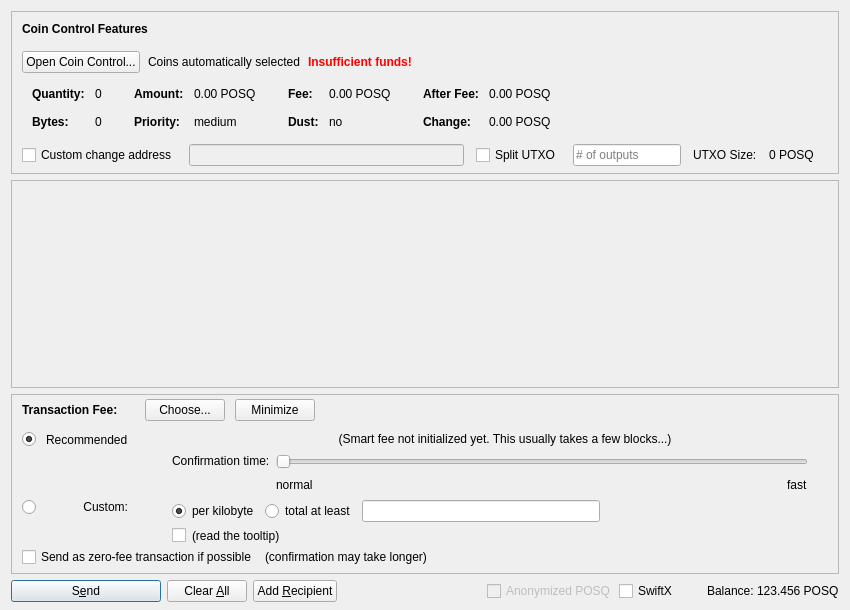
This is src/qt/forms/sendcoinsdialog.ui in poseidondev/posq as Qt 5 draws it before an edit. The edited form follows.
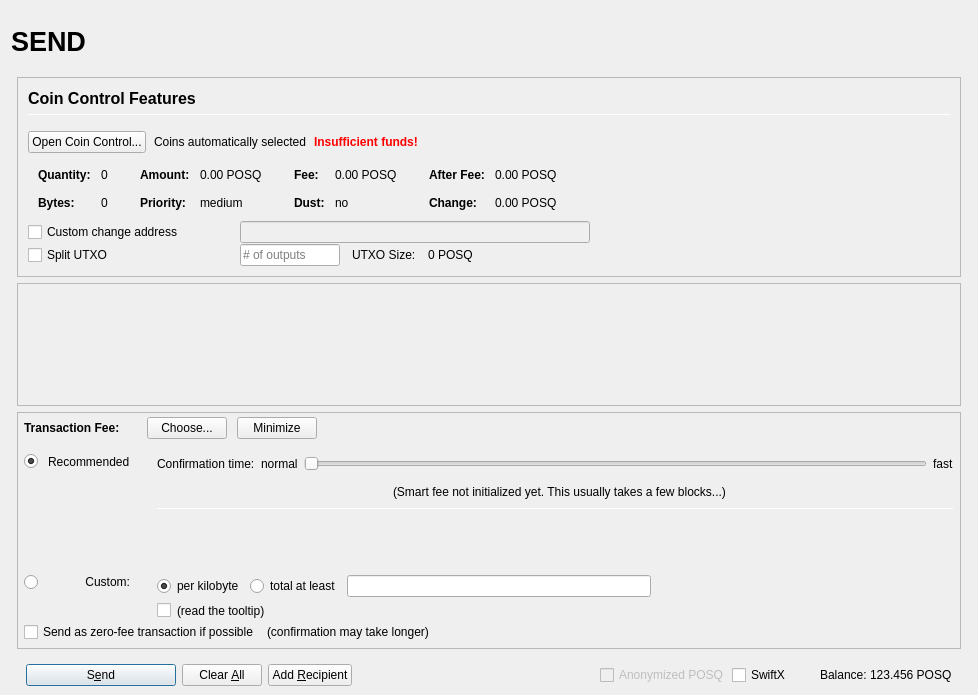
This is the edited form. Icons and pictures are not drawn. Custom widgets are drawn as their Qt base class.

```diff
--- a/src/qt/forms/sendcoinsdialog.ui
+++ b/src/qt/forms/sendcoinsdialog.ui
@@ -2,20 +2,155 @@
 <ui version="4.0">
  <class>SendCoinsDialog</class>
  <widget class="QDialog" name="SendCoinsDialog">
+  <property name="enabled">
+   <bool>true</bool>
+  </property>
   <property name="geometry">
    <rect>
     <x>0</x>
     <y>0</y>
-    <width>850</width>
-    <height>610</height>
+    <width>978</width>
+    <height>695</height>
    </rect>
   </property>
   <property name="windowTitle">
    <string>Send Coins</string>
   </property>
-  <layout class="QVBoxLayout" name="verticalLayout" stretch="0,1,0,0">
+  <layout class="QVBoxLayout" name="verticalLayout" stretch="0">
    <property name="bottomMargin">
-    <number>8</number>
+    <number>9</number>
+   </property>
+   <item>
+    <layout class="QVBoxLayout" name="verticalLayout_Master" stretch="0,1">
+     <property name="spacing">
+      <number>0</number>
+     </property>
+     <property name="leftMargin">
+      <number>0</number>
+     </property>
+     <property name="topMargin">
+      <number>0</number>
+     </property>
+     <property name="rightMargin">
+      <number>0</number>
+     </property>
+     <property name="bottomMargin">
+      <number>0</number>
+     </property>
+     <item>
+      <widget class="QFrame" name="frame_Header">
+       <layout class="QVBoxLayout" name="verticalLayout_Header" stretch="0">
+        <property name="leftMargin">
+         <number>0</number>
+        </property>
+        <property name="topMargin">
+         <number>0</number>
+        </property>
+        <property name="rightMargin">
+         <number>0</number>
+        </property>
+        <property name="bottomMargin">
+         <number>0</number>
+        </property>
+        <item>
+         <layout class="QHBoxLayout" name="horizontalLayout_Header" stretch="1,0,1">
+          <property name="spacing">
+           <number>6</number>
+          </property>
+          <item>
+           <widget class="QLabel" name="labelOverviewHeaderLeft">
+            <property name="minimumSize">
+             <size>
+              <width>464</width>
+              <height>60</height>
+             </size>
+            </property>
+            <property name="maximumSize">
+             <size>
+              <width>16777215</width>
+              <height>60</height>
+             </size>
+            </property>
+            <property name="font">
+             <font>
+              <pointsize>20</pointsize>
+              <weight>75</weight>
+              <bold>true</bold>
+             </font>
+            </property>
+            <property name="text">
+             <string>SEND</string>
+            </property>
+            <property name="alignment">
+             <set>Qt::AlignLeading|Qt::AlignLeft|Qt::AlignVCenter</set>
+            </property>
+           </widget>
+          </item>
+          <item>
+           <spacer name="horizontalSpacer_Header">
+            <property name="orientation">
+             <enum>Qt::Horizontal</enum>
+            </property>
+            <property name="sizeHint" stdset="0">
+             <size>
+              <width>40</width>
+              <height>20</height>
+             </size>
+            </property>
+           </spacer>
+          </item>
+          <item>
+           <widget class="QLabel" name="labelOverviewHeaderRight">
+            <property name="minimumSize">
+             <size>
+              <width>464</width>
+              <height>60</height>
+             </size>
+            </property>
+            <property name="maximumSize">
+             <size>
+              <width>16777215</width>
+              <height>60</height>
+             </size>
+            </property>
+            <property name="font">
+             <font>
+              <pointsize>14</pointsize>
+             </font>
+            </property>
+            <property name="text">
+             <string/>
+            </property>
+            <property name="alignment">
+             <set>Qt::AlignRight|Qt::AlignTrailing|Qt::AlignVCenter</set>
+            </property>
+           </widget>
+          </item>
+         </layout>
+        </item>
+       </layout>
+      </widget>
+     </item>
+     <item>
+      <widget class="QFrame" name="frame_BG">
+       <property name="minimumSize">
+        <size>
+         <width>0</width>
+         <height>0</height>
+        </size>
+       </property>
+       <layout class="QVBoxLayout" name="layout_BG" stretch="0,0,0,0">
+        <property name="leftMargin">
+         <number>6</number>
+        </property>
+        <property name="topMargin">
+         <number>6</number>
+        </property>
+        <property name="rightMargin">
+         <number>6</number>
+        </property>
+        <property name="bottomMargin">
+         <number>0</number>
    </property>
    <item>
     <widget class="QFrame" name="frameCoinControl">
@@ -51,12 +186,13 @@
        <number>0</number>
       </property>
       <property name="bottomMargin">
-       <number>6</number>
+            <number>0</number>
       </property>
       <item>
-       <layout class="QVBoxLayout" name="verticalLayoutCoinControl" stretch="0,0,0,0,1">
+            <widget class="QFrame" name="frameCoinControl_BG">
+             <layout class="QVBoxLayout" name="verticalLayoutCoinControl" stretch="0,0,0,0,0,0">
         <property name="spacing">
-         <number>0</number>
+               <number>1</number>
         </property>
         <property name="leftMargin">
          <number>10</number>
@@ -70,6 +206,11 @@
            <number>15</number>
           </property>
           <item>
+                 <layout class="QVBoxLayout" name="verticalLayout_3">
+                  <property name="spacing">
+                   <number>6</number>
+                  </property>
+                  <item>
            <widget class="QLabel" name="labelCoinControlFeatures">
             <property name="sizePolicy">
              <sizepolicy hsizetype="Preferred" vsizetype="Maximum">
@@ -77,8 +218,15 @@
               <verstretch>0</verstretch>
              </sizepolicy>
             </property>
+                    <property name="minimumSize">
+                     <size>
+                      <width>0</width>
+                      <height>20</height>
+                     </size>
+                    </property>
             <property name="font">
              <font>
+                      <pointsize>12</pointsize>
               <weight>75</weight>
               <bold>true</bold>
              </font>
@@ -91,6 +239,27 @@
             </property>
            </widget>
           </item>
+                  <item>
+                   <widget class="Line" name="line">
+                    <property name="minimumSize">
+                     <size>
+                      <width>0</width>
+                      <height>1</height>
+                     </size>
+                    </property>
+                    <property name="maximumSize">
+                     <size>
+                      <width>16777215</width>
+                      <height>1</height>
+                     </size>
+                    </property>
+                    <property name="orientation">
+                     <enum>Qt::Horizontal</enum>
+                    </property>
+                   </widget>
+                  </item>
+                 </layout>
+                </item>
          </layout>
         </item>
         <item>
@@ -528,7 +697,7 @@
          </widget>
         </item>
         <item>
-         <layout class="QHBoxLayout" name="horizontalLayoutCoinControl4" stretch="0,0,0,0,0,0,0">
+               <layout class="QHBoxLayout" name="horizontalLayoutCoinControl4">
           <property name="spacing">
            <number>12</number>
           </property>
@@ -536,13 +705,31 @@
            <enum>QLayout::SetDefaultConstraint</enum>
           </property>
           <property name="topMargin">
-           <number>5</number>
+                 <number>0</number>
           </property>
           <property name="rightMargin">
-           <number>5</number>
+                 <number>0</number>
           </property>
           <item>
            <widget class="QCheckBox" name="checkBoxCoinControlChange">
+                  <property name="sizePolicy">
+                   <sizepolicy hsizetype="Preferred" vsizetype="Preferred">
+                    <horstretch>0</horstretch>
+                    <verstretch>0</verstretch>
+                   </sizepolicy>
+                  </property>
+                  <property name="minimumSize">
+                   <size>
+                    <width>200</width>
+                    <height>0</height>
+                   </size>
+                  </property>
+                  <property name="maximumSize">
+                   <size>
+                    <width>200</width>
+                    <height>16777215</height>
+                   </size>
+                  </property>
             <property name="toolTip">
              <string>If this is activated, but the change address is empty or invalid, change will be sent to a newly generated address.</string>
             </property>
@@ -557,15 +744,71 @@
              <bool>false</bool>
             </property>
             <property name="sizePolicy">
-             <sizepolicy hsizetype="Expanding" vsizetype="Fixed">
+                   <sizepolicy hsizetype="Preferred" vsizetype="Preferred">
               <horstretch>0</horstretch>
               <verstretch>0</verstretch>
              </sizepolicy>
             </property>
-           </widget>
-          </item>
+                  <property name="minimumSize">
+                   <size>
+                    <width>300</width>
+                    <height>0</height>
+                   </size>
+                  </property>
+                 </widget>
+                </item>
+                <item>
+                 <widget class="QLabel" name="labelCoinControlChangeLabel">
+                  <property name="sizePolicy">
+                   <sizepolicy hsizetype="Preferred" vsizetype="Preferred">
+                    <horstretch>0</horstretch>
+                    <verstretch>0</verstretch>
+                   </sizepolicy>
+                  </property>
+                  <property name="minimumSize">
+                   <size>
+                    <width>100</width>
+                    <height>0</height>
+                   </size>
+                  </property>
+                  <property name="text">
+                   <string/>
+                  </property>
+                  <property name="margin">
+                   <number>3</number>
+                  </property>
+                 </widget>
+                </item>
+               </layout>
+              </item>
+              <item>
+               <layout class="QHBoxLayout" name="horizontalLayoutCoinControl6">
+                <property name="spacing">
+                 <number>12</number>
+                </property>
+                <property name="rightMargin">
+                 <number>0</number>
+                </property>
           <item>
            <widget class="QCheckBox" name="splitBlockCheckBox">
+                  <property name="sizePolicy">
+                   <sizepolicy hsizetype="Preferred" vsizetype="Preferred">
+                    <horstretch>0</horstretch>
+                    <verstretch>0</verstretch>
+                   </sizepolicy>
+                  </property>
+                  <property name="minimumSize">
+                   <size>
+                    <width>200</width>
+                    <height>0</height>
+                   </size>
+                  </property>
+                  <property name="maximumSize">
+                   <size>
+                    <width>200</width>
+                    <height>16777215</height>
+                   </size>
+                  </property>
             <property name="text">
              <string>Split UTXO</string>
             </property>
@@ -574,11 +817,23 @@
           <item>
            <widget class="QLineEdit" name="splitBlockLineEdit">
             <property name="sizePolicy">
-             <sizepolicy hsizetype="Fixed" vsizetype="Fixed">
+                   <sizepolicy hsizetype="Preferred" vsizetype="Preferred">
               <horstretch>50</horstretch>
               <verstretch>0</verstretch>
              </sizepolicy>
             </property>
+                  <property name="minimumSize">
+                   <size>
+                    <width>100</width>
+                    <height>0</height>
+                   </size>
+                  </property>
+                  <property name="maximumSize">
+                   <size>
+                    <width>100</width>
+                    <height>16777215</height>
+                   </size>
+                  </property>
             <property name="placeholderText">
              <string># of outputs</string>
             </property>
@@ -599,26 +854,17 @@
            </widget>
           </item>
           <item>
-           <widget class="QLabel" name="labelCoinControlChangeLabel">
-            <property name="sizePolicy">
-             <sizepolicy hsizetype="Preferred" vsizetype="Expanding">
-              <horstretch>0</horstretch>
-              <verstretch>0</verstretch>
-             </sizepolicy>
-            </property>
-            <property name="minimumSize">
+                 <spacer name="horizontalSpacer_7">
+                  <property name="orientation">
+                   <enum>Qt::Horizontal</enum>
+                  </property>
+                  <property name="sizeHint" stdset="0">
              <size>
-              <width>0</width>
-              <height>0</height>
-             </size>
-            </property>
-            <property name="text">
-             <string/>
-            </property>
-            <property name="margin">
-             <number>3</number>
-            </property>
-           </widget>
+                    <width>40</width>
+                    <height>20</height>
+                   </size>
+                  </property>
+                 </spacer>
           </item>
          </layout>
         </item>
@@ -636,6 +882,7 @@
          </spacer>
         </item>
        </layout>
+            </widget>
       </item>
      </layout>
     </widget>
@@ -650,8 +897,8 @@
        <rect>
         <x>0</x>
         <y>0</y>
-        <width>830</width>
-        <height>113</height>
+             <width>944</width>
+             <height>68</height>
        </rect>
       </property>
       <layout class="QVBoxLayout" name="verticalLayout_2" stretch="0,1">
@@ -733,11 +980,14 @@
          <number>0</number>
         </property>
         <property name="leftMargin">
-         <number>10</number>
+              <number>6</number>
         </property>
         <property name="topMargin">
          <number>0</number>
         </property>
+             <property name="rightMargin">
+              <number>6</number>
+             </property>
         <item>
          <layout class="QHBoxLayout" name="horizontalLayoutFee1">
           <property name="bottomMargin">
@@ -879,7 +1129,61 @@
              <property name="verticalSpacing">
               <number>4</number>
              </property>
-             <item row="2" column="4">
+                  <item row="2" column="0">
+                   <layout class="QVBoxLayout" name="verticalLayoutFee4" stretch="0">
+                    <item>
+                     <spacer name="verticalSpacer_2">
+                      <property name="orientation">
+                       <enum>Qt::Vertical</enum>
+                      </property>
+                      <property name="sizeHint" stdset="0">
+                       <size>
+                        <width>1</width>
+                        <height>1</height>
+                       </size>
+                      </property>
+                     </spacer>
+                    </item>
+                   </layout>
+                  </item>
+                  <item row="3" column="0">
+                   <layout class="QVBoxLayout" name="verticalLayoutFee9" stretch="0,1">
+                    <item>
+                     <widget class="QRadioButton" name="radioCustomFee">
+                      <property name="text">
+                       <string/>
+                      </property>
+                      <attribute name="buttonGroup">
+                       <string notr="true">groupFee</string>
+                      </attribute>
+                     </widget>
+                    </item>
+                    <item>
+                     <spacer name="verticalSpacer_6">
+                      <property name="orientation">
+                       <enum>Qt::Vertical</enum>
+                      </property>
+                      <property name="sizeHint" stdset="0">
+                       <size>
+                        <width>1</width>
+                        <height>1</height>
+                       </size>
+                      </property>
+                     </spacer>
+                    </item>
+                   </layout>
+                  </item>
+                  <item row="3" column="1">
+                   <widget class="QLabel" name="labelCustomFee">
+                    <property name="text">
+                     <string>Custom:</string>
+                    </property>
+                    <property name="alignment">
+                     <set>Qt::AlignRight|Qt::AlignTop|Qt::AlignTrailing</set>
+                    </property>
+                   </widget>
+                  </item>
+                  <item row="3" column="4">
               <layout class="QVBoxLayout" name="verticalLayoutFee8">
                <property name="spacing">
                 <number>6</number>
@@ -978,80 +1282,27 @@
                </item>
               </layout>
              </item>
-             <item row="1" column="0">
-              <layout class="QVBoxLayout" name="verticalLayoutFee4" stretch="1">
-               <item>
-                <spacer name="verticalSpacer_2">
-                 <property name="orientation">
-                  <enum>Qt::Vertical</enum>
-                 </property>
-                 <property name="sizeHint" stdset="0">
-                  <size>
-                   <width>1</width>
-                   <height>1</height>
-                  </size>
-                 </property>
-                </spacer>
-               </item>
-              </layout>
-             </item>
-             <item row="2" column="0">
-              <layout class="QVBoxLayout" name="verticalLayoutFee9" stretch="0,1">
-               <item>
-                <widget class="QRadioButton" name="radioCustomFee">
+                  <item row="1" column="1">
+                   <widget class="QLabel" name="labelSmartFee_2">
                  <property name="text">
-                  <string/>
-                 </property>
-                 <attribute name="buttonGroup">
-                  <string notr="true">groupFee</string>
-                 </attribute>
-                </widget>
-               </item>
-               <item>
-                <spacer name="verticalSpacer_6">
-                 <property name="orientation">
-                  <enum>Qt::Vertical</enum>
-                 </property>
-                 <property name="sizeHint" stdset="0">
-                  <size>
-                   <width>1</width>
-                   <height>1</height>
-                  </size>
-                 </property>
-                </spacer>
-               </item>
-              </layout>
-             </item>
-             <item row="1" column="4">
-              <layout class="QVBoxLayout" name="verticalLayoutFee3" stretch="0,0,1">
+                     <string>Recommended</string>
+                    </property>
+                   </widget>
+                  </item>
+                  <item row="0" column="4" rowspan="3">
+                   <layout class="QVBoxLayout" name="verticalLayoutFee3" stretch="0,0,0,0,1,0">
                <property name="spacing">
                 <number>6</number>
                </property>
                <property name="topMargin">
                 <number>2</number>
                </property>
-               <item>
-                <layout class="QHBoxLayout" name="horizontalLayoutFee12">
-                 <item>
-                  <spacer name="horizontalSpacer_5">
-                   <property name="orientation">
-                    <enum>Qt::Horizontal</enum>
-                   </property>
-                   <property name="sizeHint" stdset="0">
-                    <size>
-                     <width>1</width>
-                     <height>1</height>
-                    </size>
-                   </property>
-                  </spacer>
-                 </item>
-                </layout>
-               </item>
+                    <property name="bottomMargin">
+                     <number>20</number>
+                    </property>
                <item>
                 <layout class="QHBoxLayout" name="horizontalLayoutFee9">
                  <item>
-                  <layout class="QVBoxLayout" name="verticalLayoutFee6">
-                   <item>
                     <widget class="QLabel" name="labelSmartFee3">
                      <property name="text">
                       <string>Confirmation time:</string>
@@ -1062,27 +1313,23 @@
                     </widget>
                    </item>
                    <item>
-                    <spacer name="verticalSpacer_3">
-                     <property name="orientation">
-                      <enum>Qt::Vertical</enum>
-                     </property>
-                     <property name="sizeHint" stdset="0">
-                      <size>
-                       <width>1</width>
-                       <height>1</height>
-                      </size>
-                     </property>
-                    </spacer>
-                   </item>
-                  </layout>
-                 </item>
-                 <item>
-                  <layout class="QVBoxLayout" name="verticalLayoutFee5">
-                   <property name="rightMargin">
-                    <number>30</number>
-                   </property>
+                       <widget class="QLabel" name="labelSmartFeeNormal">
+                        <property name="text">
+                         <string>normal</string>
+                        </property>
+                        <property name="margin">
+                         <number>2</number>
+                        </property>
+                       </widget>
+                      </item>
                    <item>
                     <widget class="QSlider" name="sliderSmartFee">
+                        <property name="minimumSize">
+                         <size>
+                          <width>0</width>
+                          <height>24</height>
+                         </size>
+                        </property>
                      <property name="minimum">
                       <number>0</number>
                      </property>
@@ -1110,28 +1357,6 @@
                     </widget>
                    </item>
                    <item>
-                    <layout class="QHBoxLayout" name="horizontalLayoutFee10">
-                     <item>
-                      <widget class="QLabel" name="labelSmartFeeNormal">
-                       <property name="text">
-                        <string>normal</string>
-                       </property>
-                      </widget>
-                     </item>
-                     <item>
-                      <spacer name="horizontalSpacer_3">
-                       <property name="orientation">
-                        <enum>Qt::Horizontal</enum>
-                       </property>
-                       <property name="sizeHint" stdset="0">
-                        <size>
-                         <width>40</width>
-                         <height>20</height>
-                        </size>
-                       </property>
-                      </spacer>
-                     </item>
-                     <item>
                       <widget class="QLabel" name="labelSmartFeeFast">
                        <property name="text">
                         <string>fast</string>
@@ -1140,81 +1365,148 @@
                      </item>
                     </layout>
                    </item>
-                  </layout>
-                 </item>
-                </layout>
-               </item>
                <item>
-                <spacer name="verticalSpacer_4">
+                     <layout class="QHBoxLayout" name="horizontalLayout_recommended_texts">
+                      <property name="spacing">
+                       <number>0</number>
+                      </property>
+                      <item>
+                       <spacer name="horizontalSpacer_8">
                  <property name="orientation">
-                  <enum>Qt::Vertical</enum>
+                         <enum>Qt::Horizontal</enum>
                  </property>
                  <property name="sizeHint" stdset="0">
                   <size>
-                   <width>1</width>
-                   <height>1</height>
+                          <width>40</width>
+                          <height>20</height>
                   </size>
                  </property>
                 </spacer>
                </item>
-              </layout>
-             </item>
-             <item row="0" column="1">
-              <widget class="QLabel" name="labelSmartFee_2">
-               <property name="text">
-                <string>Recommended</string>
-               </property>
-              </widget>
-             </item>
-             <item row="0" column="0">
-              <widget class="QRadioButton" name="radioSmartFee">
-               <property name="text">
-                <string/>
-               </property>
-               <property name="checked">
-                <bool>true</bool>
-               </property>
-               <attribute name="buttonGroup">
-                <string notr="true">groupFee</string>
-               </attribute>
-              </widget>
-             </item>
-             <item row="2" column="1">
-              <widget class="QLabel" name="labelCustomFee">
-               <property name="text">
-                <string>Custom:</string>
-               </property>
-               <property name="alignment">
-                <set>Qt::AlignRight|Qt::AlignTop|Qt::AlignTrailing</set>
-               </property>
-              </widget>
-             </item>
-             <item row="0" column="2">
-              <widget class="QLabel" name="labelSmartFee">
-               <property name="text">
-                <string/>
-               </property>
-               <property name="margin">
-                <number>2</number>
-               </property>
-              </widget>
-             </item>
-             <item row="0" column="3">
+                      <item>
               <widget class="QLabel" name="labelFeeEstimation">
                <property name="text">
                 <string/>
                </property>
-              </widget>
-             </item>
-             <item row="0" column="4">
+                        <property name="margin">
+                         <number>2</number>
+                        </property>
+                       </widget>
+                      </item>
+                      <item>
               <widget class="QLabel" name="labelSmartFee2">
                <property name="text">
                 <string>(Smart fee not initialized yet. This usually takes a few blocks...)</string>
                </property>
                <property name="alignment">
-                <set>Qt::AlignHCenter</set>
+                         <set>Qt::AlignLeading|Qt::AlignLeft|Qt::AlignVCenter</set>
                </property>
                <property name="wordWrap">
+                         <bool>false</bool>
+                        </property>
+                        <property name="margin">
+                         <number>2</number>
+                        </property>
+                        <property name="indent">
+                         <number>-1</number>
+                        </property>
+                       </widget>
+                      </item>
+                      <item>
+                       <spacer name="horizontalSpacer_3">
+                        <property name="orientation">
+                         <enum>Qt::Horizontal</enum>
+                        </property>
+                        <property name="sizeHint" stdset="0">
+                         <size>
+                          <width>40</width>
+                          <height>20</height>
+                         </size>
+                        </property>
+                       </spacer>
+                      </item>
+                     </layout>
+                    </item>
+                    <item>
+                     <widget class="Line" name="line_2">
+                      <property name="minimumSize">
+                       <size>
+                        <width>0</width>
+                        <height>1</height>
+                       </size>
+                      </property>
+                      <property name="maximumSize">
+                       <size>
+                        <width>16777215</width>
+                        <height>1</height>
+                       </size>
+                      </property>
+                      <property name="orientation">
+                       <enum>Qt::Horizontal</enum>
+                      </property>
+                     </widget>
+                    </item>
+                    <item>
+                     <layout class="QHBoxLayout" name="horizontalLayoutFee12">
+                      <item>
+                       <spacer name="horizontalSpacer_5">
+                        <property name="orientation">
+                         <enum>Qt::Horizontal</enum>
+                        </property>
+                        <property name="sizeHint" stdset="0">
+                         <size>
+                          <width>1</width>
+                          <height>1</height>
+                         </size>
+                        </property>
+                       </spacer>
+                      </item>
+                     </layout>
+                    </item>
+                    <item>
+                     <spacer name="verticalSpacer_4">
+                      <property name="orientation">
+                       <enum>Qt::Vertical</enum>
+                      </property>
+                      <property name="sizeHint" stdset="0">
+                       <size>
+                        <width>1</width>
+                        <height>1</height>
+                       </size>
+                      </property>
+                     </spacer>
+                    </item>
+                    <item>
+                     <spacer name="verticalSpacer_3">
+                      <property name="orientation">
+                       <enum>Qt::Vertical</enum>
+                      </property>
+                      <property name="sizeHint" stdset="0">
+                       <size>
+                        <width>20</width>
+                        <height>40</height>
+                       </size>
+                      </property>
+                     </spacer>
+                    </item>
+                   </layout>
+                  </item>
+                  <item row="1" column="2">
+                   <widget class="QLabel" name="labelSmartFee">
+                    <property name="text">
+                     <string/>
+                    </property>
+                    <property name="margin">
+                     <number>2</number>
+                    </property>
+                   </widget>
+                  </item>
+                  <item row="1" column="0">
+                   <widget class="QRadioButton" name="radioSmartFee">
+                    <property name="text">
+                     <string/>
+                    </property>
+                    <property name="checked">
                 <bool>true</bool>
                </property>
                <property name="margin">
@@ -1299,7 +1591,11 @@
     </widget>
    </item>
    <item>
+         <widget class="QFrame" name="frame_Send">
     <layout class="QHBoxLayout" name="horizontalLayout">
+           <property name="bottomMargin">
+            <number>0</number>
+           </property>
      <item>
       <widget class="QPushButton" name="sendButton">
        <property name="minimumSize">
@@ -1439,6 +1735,12 @@
       </layout>
      </item>
     </layout>
+         </widget>
+        </item>
+       </layout>
+      </widget>
+     </item>
+    </layout>
    </item>
   </layout>
  </widget>
```
Left out of the diff: 16 changed lines with no effect on the pictures. Lines whose indentation alone changed are shown as unchanged.
